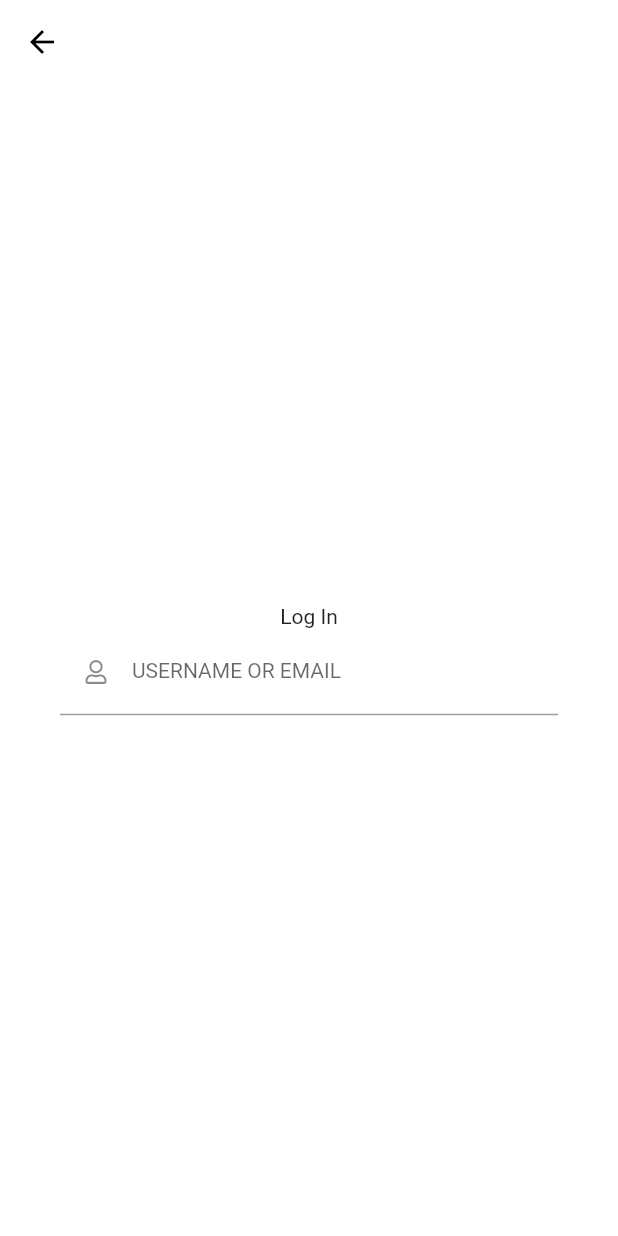
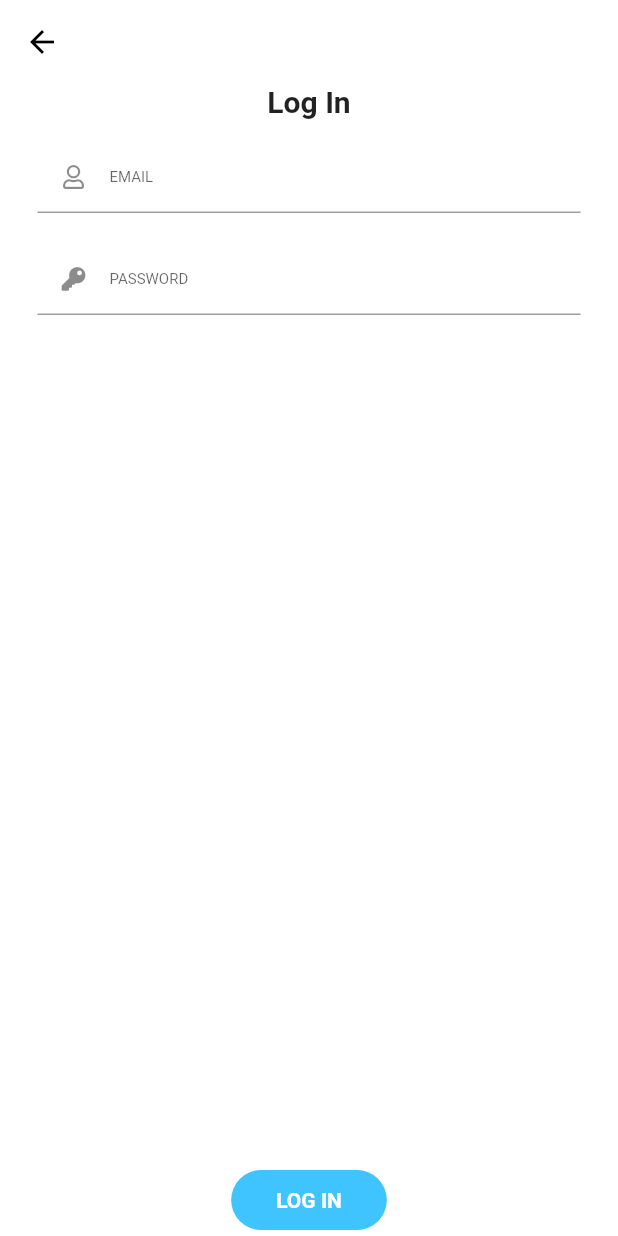
Before and after one commit to SIMOHANNANI/ChatApp, a Flutter app: the screen it shows after launch, after a tap on "Log In", on a phone screen of 412 x 824 dp. Run offline on Flutter 3.47's test engine with Material 2 defaults, Android fonts, the phone set to English and light mode, and no system bars; our stand-ins replace cloud_firestore, email_validator, font_awesome_flutter; accounts and stored records are empty.

```diff
--- a/lib/main.dart
+++ b/lib/main.dart
@@ -16,8 +16,17 @@ class MyApp extends StatelessWidget {
     return MaterialApp(
       title: 'Chat App',
       theme: ThemeData(
-        primaryColor: Colors.amberAccent,
+        primaryColor: Colors.lightBlueAccent[100],
+        primaryColorDark: Colors.pink,
+        primarySwatch: Colors.blue,
         visualDensity: VisualDensity.adaptivePlatformDensity,
+        buttonTheme: ButtonTheme.of(context).copyWith(
+          buttonColor: Colors.lightBlueAccent,
+          textTheme: ButtonTextTheme.primary,
+          shape: RoundedRectangleBorder(
+            borderRadius: BorderRadius.circular(30.0),
+          ),
+        ),
       ),
       home: ChoiceScreen(),
       routes: {
--- a/lib/screens/login_screen.dart
+++ b/lib/screens/login_screen.dart
@@ -1,4 +1,7 @@
 //import 'package:cloud_firestore/cloud_firestore.dart';
+import 'package:email_validator/email_validator.dart';
+
+import 'package:flutter/cupertino.dart';
 import 'package:flutter/material.dart';
 import 'package:font_awesome_flutter/font_awesome_flutter.dart';
 
@@ -8,6 +11,10 @@ class LogInScreen extends StatefulWidget {
 }
 
 class _AuthScreen extends State<LogInScreen> {
+  final GlobalKey<FormState> _formKey = GlobalKey<FormState>();
+  void _validateInputs(){
+
+  }
   @override
   Widget build(BuildContext context) {
     return Scaffold(
@@ -16,30 +23,81 @@ class _AuthScreen extends State<LogInScreen> {
         backgroundColor: Colors.transparent,
       ),
       backgroundColor: Colors.white,
-      body: Center(
-        child: Container(
-          margin: EdgeInsets.symmetric(vertical: 10.0, horizontal: 30.0),
-          child: SingleChildScrollView(
-            padding: EdgeInsets.symmetric(vertical: 20.0, horizontal: 10.0),
-            child: Form(
+      body: Padding(
+        padding: const EdgeInsets.symmetric(horizontal: 25.0,vertical: 0),
+        child: Column(
+          mainAxisAlignment: MainAxisAlignment.spaceBetween, //vert
+//            mainAxisSize: MainAxisSize.min,
+          crossAxisAlignment: CrossAxisAlignment.center, // horiz.
+          children: [
+            Form(
+              key: _formKey,
               child: Column(
-                mainAxisSize: MainAxisSize.min,
+                mainAxisAlignment: MainAxisAlignment.spaceAround,
+//              crossAxisAlignment: CrossAxisAlignment.s,
                 children: <Widget>[
-                  Center(child: Text('Log In'),),
+
+                  Center(
+                    child: Text(
+                      'Log In',
+                      style: TextStyle(
+                          fontSize: 20.0, fontWeight: FontWeight.bold),
+                    ),
+                  ),
+                  SizedBox(height: 15.0),
                   TextFormField(
 //                    keyboardAppearance: Brightness.dark,
                     keyboardType: TextInputType.emailAddress,
 //                    autofocus: true,
                     decoration: InputDecoration(
-                      prefixIcon: Icon(FontAwesomeIcons.user,size: 16,),
-                      labelText: 'USERNAME OR EMAIL',
-                      labelStyle: TextStyle(fontSize: 14.0)
+                      prefixIcon: Icon(
+                        FontAwesomeIcons.user,
+                        size: 16,
+                      ),
+                      labelText: 'EMAIL',
+                      labelStyle: TextStyle(fontSize: 10.0),
+                      contentPadding: EdgeInsets.symmetric(
+                          vertical: 0.0, horizontal: 0.0),
                     ),
+                    textInputAction: TextInputAction.next,
+                    validator: (value){
+                      print(value);
+                    },
+                  ),
+                  SizedBox(
+                    height: 20.0,
+                  ),
+                  TextFormField(
+                    obscureText: true,
+                    decoration: InputDecoration(
+                      prefixIcon: Icon(
+                        FontAwesomeIcons.key,
+                        size: 16,
+                      ),
+                      labelText: 'PASSWORD',
+                      labelStyle: TextStyle(fontSize: 10.0),
+                      contentPadding: EdgeInsets.symmetric(
+                          vertical: 0.0, horizontal: 0.0),
+                    ),
+                    textInputAction: TextInputAction.send,
                   ),
                 ],
               ),
             ),
-          ),
+            FlatButton(
+              padding:
+              EdgeInsets.symmetric(vertical: 12.0, horizontal: 30.0),
+              onPressed: () {
+//              Navigator.of(context).push(ScaleRoute(widget:SignUpScreen()));
+              },
+              color: Colors.lightBlueAccent,
+              child: Text(
+                'LOG IN',
+                style: TextStyle(
+                    color: Colors.white, fontWeight: FontWeight.bold),
+              ),
+            ),
+          ],
         ),
       ),
     );
--- a/pubspec.yaml
+++ b/pubspec.yaml
@@ -25,6 +25,7 @@ dependencies:
     sdk: flutter
   cloud_firestore: ^0.13.7
   font_awesome_flutter: ^8.8.1
+  email_validator: ^1.0.0
 
 
   # The following adds the Cupertino Icons font to your application.
```
Also changed, not shown: pubspec.lock.
